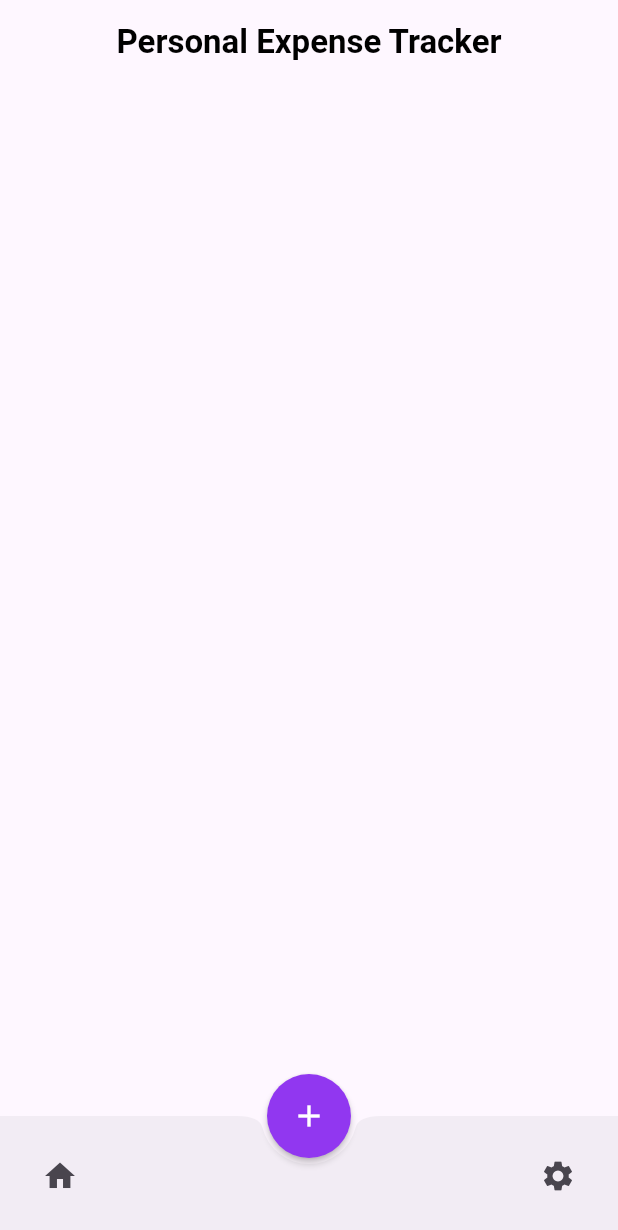
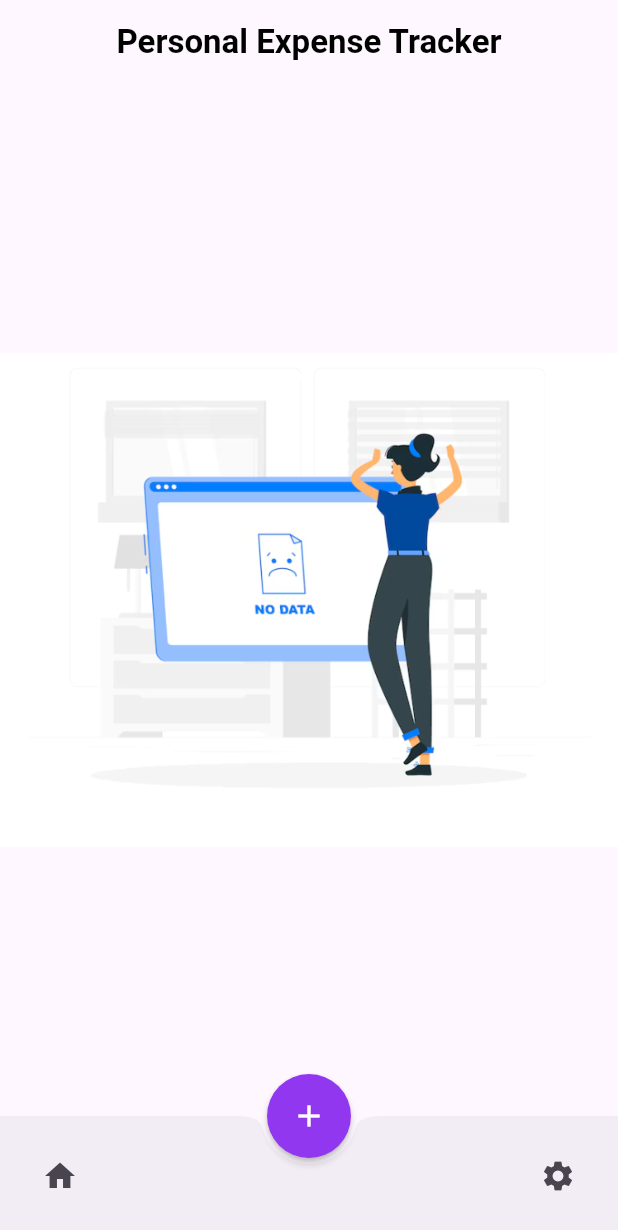
Before and after one commit to mohamed-sajidh/personal_expense_tracker, a Flutter app: the screen it shows after launch, on a phone screen of 412 x 824 dp. Shown: the top 1230 px of the screen. Run offline on Flutter 3.47's test engine with Material 3 defaults, Android fonts, the light colour scheme and no system bars; our stand-ins replace get, hive, hive_flutter; accounts and stored records are empty.

Commit message:
crud operation completed and added an empty image for display in home page if the page is empty

```diff
--- /dev/null
+++ b/lib/presentation/asset.dart
@@ -0,0 +1,3 @@
+class Asset {
+  static const no_data_img = 'assets/no_data_img.png';
+}
--- a/lib/presentation/pages/home_page.dart
+++ b/lib/presentation/pages/home_page.dart
@@ -1,5 +1,6 @@
 import 'package:flutter/material.dart';
 import 'package:get/get.dart';
+import 'package:personal_expense_tracker/presentation/asset.dart';
 import 'package:personal_expense_tracker/presentation/colors.dart';
 import 'package:personal_expense_tracker/presentation/controllers/home_controller.dart';
 import 'package:personal_expense_tracker/presentation/pages/widgets/add_expense.dart';
@@ -29,9 +30,23 @@ class HomePage extends StatelessWidget {
         init: HomeController(),
         builder: (controller) {
           return Obx(
-            () => controller.loading.isTrue
-                ? const CircularProgressIndicator()
-                : Padding(
+            () {
+              if (controller.expenses.isEmpty) {
+                print("no data found");
+                return const Center(
+                  child: Image(
+                    image: AssetImage(Asset.no_data_img),
+                    fit: BoxFit.cover,
+                  ),
+                );
+              }
+
+              if (controller.loading.isTrue) {
+
+                return const Center(child: CircularProgressIndicator());
+              }
+
+              return Padding(
                 padding: const EdgeInsets.all(8.0),
                 child: ListView.separated(
                   itemBuilder: (context, index) =>
@@ -39,7 +54,8 @@ class HomePage extends StatelessWidget {
                   separatorBuilder: (context, index) => const Divider(),
                   itemCount: controller.expenses.length,
                 ),
-                  ),
+              );
+            },
           );
         },
       ),
--- a/pubspec.yaml
+++ b/pubspec.yaml
@@ -64,8 +64,8 @@ flutter:
   uses-material-design: true
 
   # To add assets to your application, add an assets section, like this:
-  # assets:
-  #   - images/a_dot_burr.jpeg
+  assets:
+    - assets/
   #   - images/a_dot_ham.jpeg
 
   # An image asset can refer to one or more resolution-specific "variants", see
```
Also changed, not shown: assets/no_data_img.png (added). Lines whose indentation alone changed are shown as unchanged.
